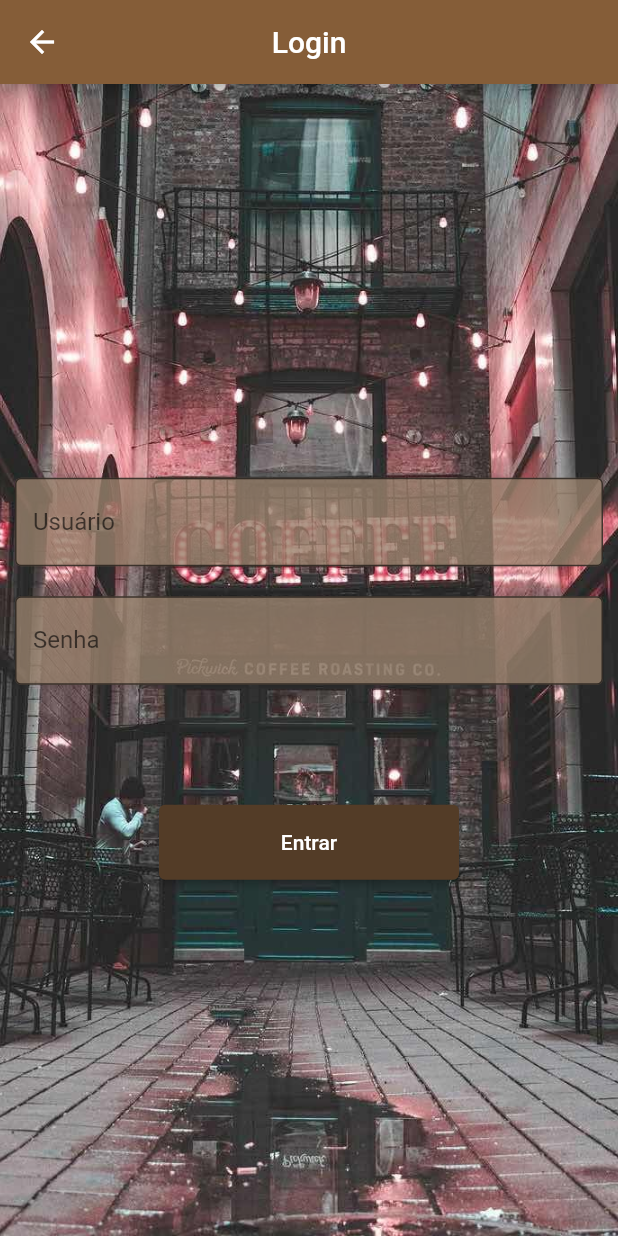
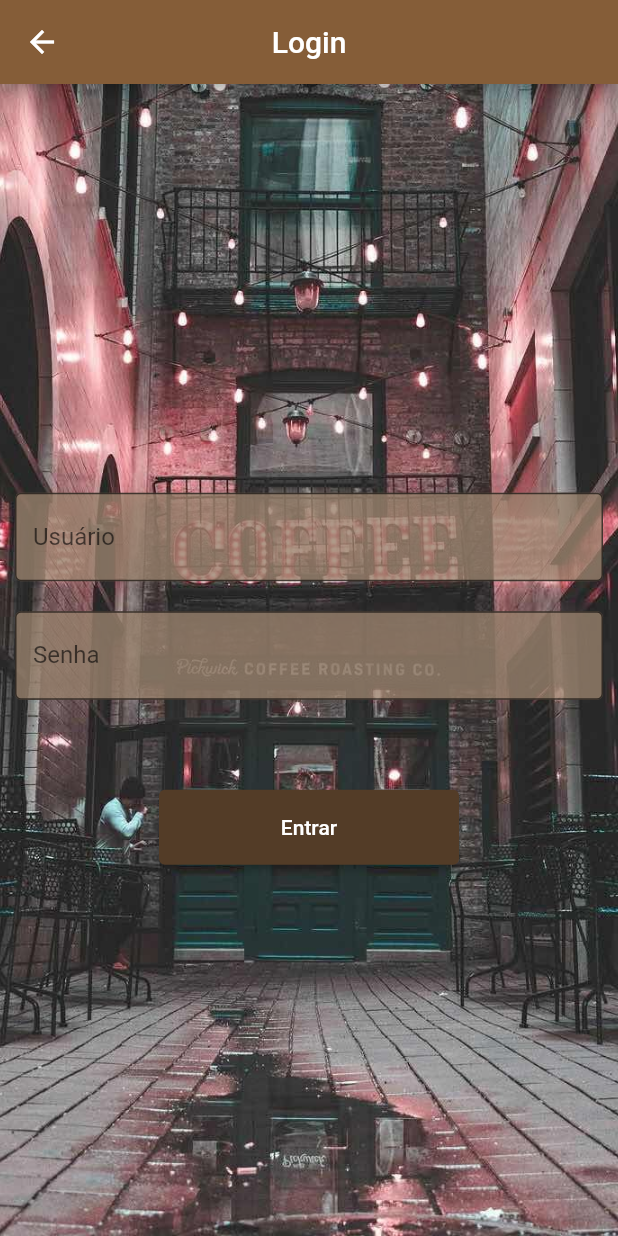
Before and after one commit to RedfoxGHS/coffee_shop_app, a Flutter app: the screen it shows after launch, in the side drawer, after a tap on "Administrador", on a phone screen of 412 x 824 dp. Run offline on Flutter 3.47's test engine with Material 2 defaults, Android fonts, the phone set to English and light mode, and no system bars; network calls fail.

Commit message:
adjust: login view text field style

```diff
--- a/lib/components/login_form.dart
+++ b/lib/components/login_form.dart
@@ -40,14 +40,25 @@ class LoginForm extends StatelessWidget {
           decoration: const InputDecoration(
             filled: true,
             fillColor: Color.fromARGB(200, 153, 130, 109),
+            focusedBorder: OutlineInputBorder(
+              borderSide:  BorderSide(
+                color:  Color.fromARGB(255, 75, 57, 37),
+                width: 3,
+              ),
+            ),
             border: OutlineInputBorder(),
+            floatingLabelStyle: TextStyle(
+              color: Color.fromARGB(255, 75, 57, 37),
+              fontSize: 20,
+              fontWeight: FontWeight.w500,
+            ),
             labelText: 'Senha',
           ),
           onChanged: (value) {
             password = value;
           },
         ),
-        const SizedBox(height: 80),
+        const SizedBox(height: 60),
         ElevatedButton(
           onPressed: () {
             if (login == 'admin' && password == 'admin') {
```
